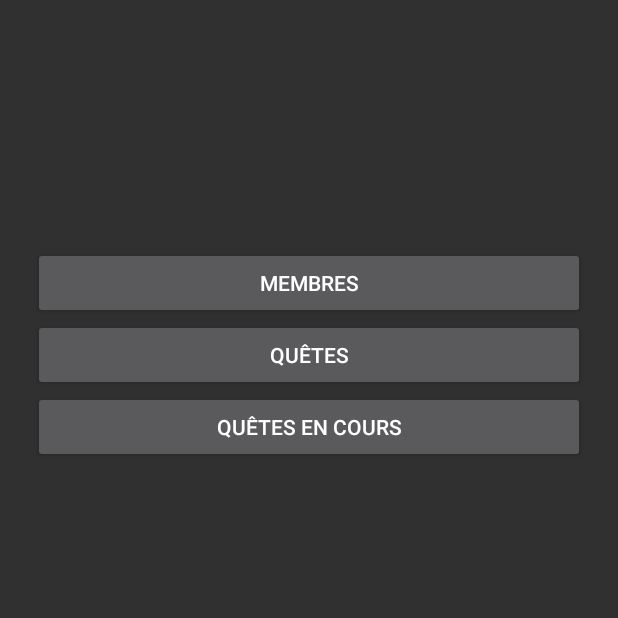
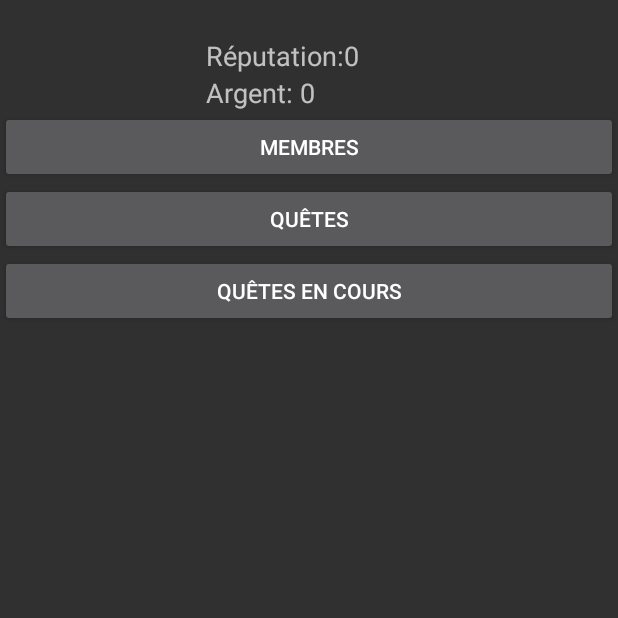
Before and after one commit to Athoir/The_Guildmaster, an Android app: the MainMenu screen opened directly, with no data from a screen before it, on a phone screen of 412 x 824 dp, the top half of it. Run offline under Robolectric (Android 15) with nearby library versions, the phone set to English and light mode, and no system bars; libraries missing offline, so code that uses them is left out: com.loopj.android, cz.msebera.android; 1 statement that could not run was skipped.

Commit message:
Menu principal ok

```diff
--- a/app/src/main/java/com/retardprod/lo10/the_guildmaster/LoginActivity.java
+++ b/app/src/main/java/com/retardprod/lo10/the_guildmaster/LoginActivity.java
@@ -26,7 +26,6 @@ public class LoginActivity extends AppCompatActivity implements GoogleApiClient.
     private static final String TAG = "Login";
     private static final int RC_SIGN_IN = 9001;
     private GoogleApiClient mGoogleApiClient;
-    private boolean login = false;
 
     @Override
     protected void onCreate(Bundle savedInstanceState) {
@@ -105,7 +104,6 @@ public class LoginActivity extends AppCompatActivity implements GoogleApiClient.
                             } catch (JSONException e) {
                                 e.printStackTrace();
                             }
-                            login = true;
                         }
                     });
                 }
--- a/app/src/main/java/com/retardprod/lo10/the_guildmaster/MainMenu.java
+++ b/app/src/main/java/com/retardprod/lo10/the_guildmaster/MainMenu.java
@@ -1,28 +1,60 @@
 package com.retardprod.lo10.the_guildmaster;
 
 import android.app.Activity;
+import android.content.Intent;
 import android.os.Bundle;
+import android.util.Log;
 import android.view.View;
+import android.widget.TextView;
+
+import com.loopj.android.http.JsonHttpResponseHandler;
+
+import org.json.JSONException;
+import org.json.JSONObject;
+
+import cz.msebera.android.httpclient.Header;
 
 public class MainMenu extends Activity {
+
+    private static final String TAG = "MainMenu";
+    private TextView name;
+    private TextView reput;
+    private TextView money;
 
     @Override
     protected void onCreate(Bundle savedInstanceState) {
         super.onCreate(savedInstanceState);
         setContentView(R.layout.activity_main_menu);
+        name = (TextView) findViewById(R.id.MMname);
+        reput = (TextView) findViewById(R.id.MMreput);
+        money = (TextView) findViewById(R.id.MMmoney);
+        name.setText(PublicData.NAME);
+        String reputation = String.valueOf(PublicData.REPUTATION);
+        String treasury = String.valueOf(PublicData.MONEY);
+        reput.setText("Réputation:"+reputation);
+        money.setText("Argent: "+treasury);
 
-        //GuildAPIClient.get();
+        GuildAPIClient.get("player/"+ PublicData.ID+"/complete",null,new JsonHttpResponseHandler(){
+            @Override
+            public void onSuccess(int statusCode, Header[] headers, JSONObject response) {
+                Log.d(TAG, "onSuccess: "+ response.toString());
+
+            }
+        });
     }
 
     public void membersClick (View v){
-
+        Intent intent = new Intent(this, MembersActivity.class);
+        startActivity(intent);
     }
 
     public void questsClick (View v){
-
+        Intent intent = new Intent(this, QuestActivity.class);
+        startActivity(intent);
     }
 
-    public void ongoingquestsClick (View v){
-
+    public void currentQuestsClick (View v){
+        Intent intent = new Intent(this, CurrentQuestActivity.class);
+        startActivity(intent);
     }
 }
--- a/app/src/main/res/layout/activity_main_menu.xml
+++ b/app/src/main/res/layout/activity_main_menu.xml
@@ -1,25 +1,11 @@
 <?xml version="1.0" encoding="utf-8"?>
-<android.support.constraint.ConstraintLayout xmlns:android="http://schemas.android.com/apk/res/android"
+<LinearLayout xmlns:android="http://schemas.android.com/apk/res/android"
     xmlns:app="http://schemas.android.com/apk/res-auto"
     xmlns:tools="http://schemas.android.com/tools"
     android:layout_width="match_parent"
     android:layout_height="match_parent"
     tools:context="com.retardprod.lo10.the_guildmaster.MainMenu"
-    tools:layout_editor_absoluteY="81dp"
-    tools:layout_editor_absoluteX="0dp">
-
-    <LinearLayout
-        android:layout_width="368dp"
-        android:layout_height="495dp"
-        android:orientation="vertical"
-        app:layout_constraintBottom_toBottomOf="parent"
-        android:layout_marginBottom="8dp"
-        android:layout_marginLeft="8dp"
-        app:layout_constraintLeft_toLeftOf="parent"
-        android:layout_marginRight="8dp"
-        app:layout_constraintRight_toRightOf="parent"
-        app:layout_constraintTop_toTopOf="parent"
-        android:layout_marginTop="8dp">
+    android:orientation="vertical">
 
         <LinearLayout
             android:layout_width="match_parent"
@@ -37,27 +23,30 @@
 
             <LinearLayout
                 android:layout_width="match_parent"
-                android:layout_height="match_parent"
-                android:layout_weight="1"
-                android:orientation="vertical">
+                android:layout_height="wrap_content"
+                android:orientation="vertical"
+                android:layout_weight=".5">
 
                 <TextView
                     android:id="@+id/MMname"
                     android:layout_width="match_parent"
                     android:layout_height="wrap_content"
-                    android:text="nom" />
+                    android:text="nom"
+                    android:textSize="18sp"/>
 
                 <TextView
                     android:id="@+id/MMreput"
                     android:layout_width="match_parent"
                     android:layout_height="wrap_content"
-                    android:text="Réputation:" />
+                    android:text="Réputation:"
+                    android:textSize="18sp"/>
 
                 <TextView
                     android:id="@+id/MMmoney"
                     android:layout_width="match_parent"
                     android:layout_height="wrap_content"
-                    android:text="Argent: " />
+                    android:text="Argent: "
+                    android:textSize="18sp"/>
 
             </LinearLayout>
 
@@ -82,8 +71,7 @@
             android:layout_width="match_parent"
             android:layout_height="wrap_content"
             android:text="Quêtes en cours"
-            android:onClick="ongoingquestsClick"/>
+            android:onClick="currentQuestsClick"/>
 
-    </LinearLayout>
 
-</android.support.constraint.ConstraintLayout>
+</LinearLayout>
```
